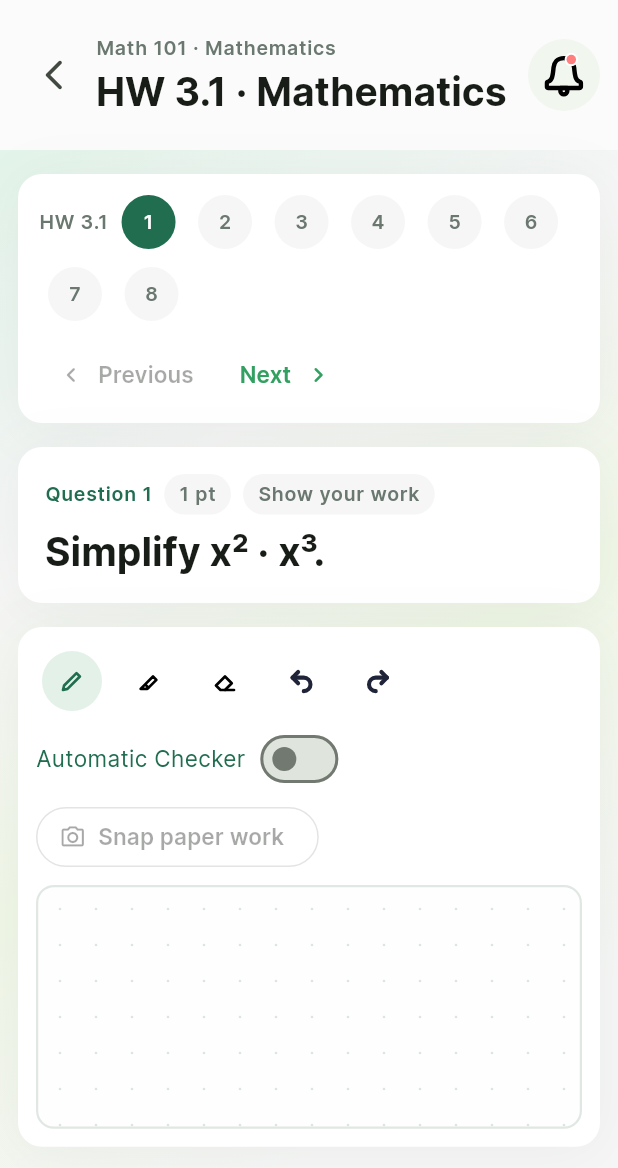
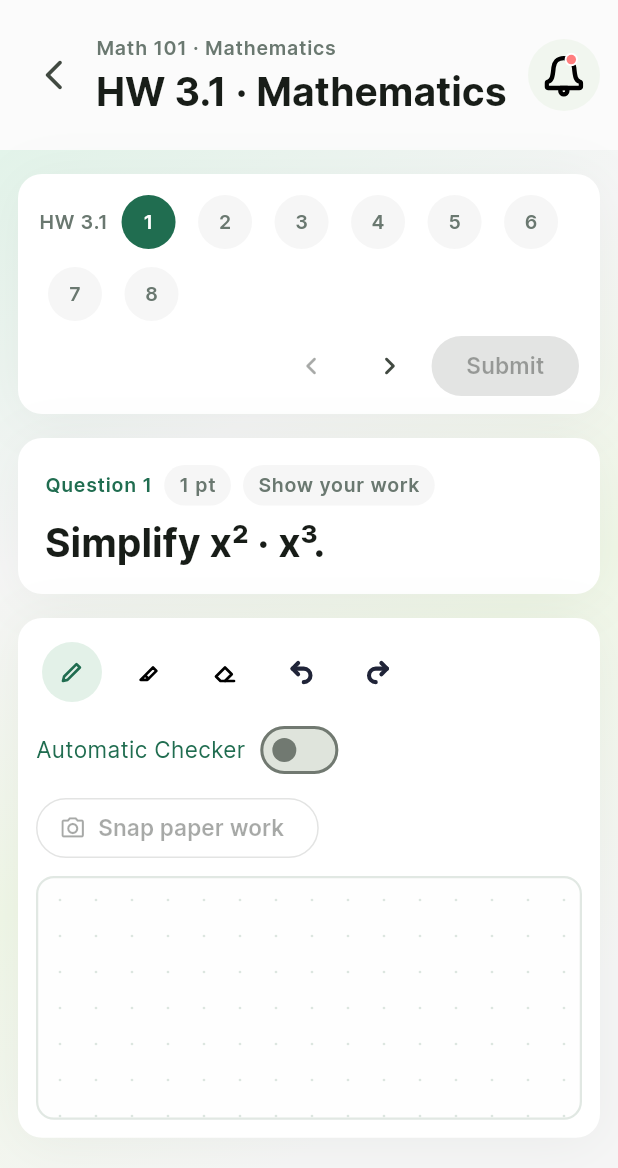
Before and after one commit to opsst/PromptLearn, a Flutter app: the StudentHomeworkView widget shown alone on an empty page, opened directly with empty values, on a phone screen of 412 x 824 dp. Shown: the top 1168 px of the screen. Run offline on Flutter 3.47's test engine with Material 3 defaults, Android fonts, the phone set to English and light mode, and no system bars; our stand-ins replace flutter_svg, material_ui, shared_preferences; accounts and stored records are empty.

Commit message:
Enable homework submission after every question has work

```diff
--- a/frontend/lib/ui/features/assessment/views/student_homework_view.dart
+++ b/frontend/lib/ui/features/assessment/views/student_homework_view.dart
@@ -141,6 +141,14 @@ class _StudentHomeworkViewState extends State<StudentHomeworkView> {
     _scheduleCheck();
   }
 
+  void _submitHomework() {
+    if (_pointer != null || !_notebook.canSubmit) return;
+    setState(_notebook.submit);
+    ScaffoldMessenger.of(context).showSnackBar(
+      const SnackBar(content: Text('Homework submitted for this session.')),
+    );
+  }
+
   Future<void> _check() async {
     if (_checking || _pointer != null || !_draft.content.hasWork) return;
     _stopTimer();
@@ -234,7 +242,13 @@ class _StudentHomeworkViewState extends State<StudentHomeworkView> {
               child: Column(
                 crossAxisAlignment: CrossAxisAlignment.stretch,
                 children: [
-                  _ProgressCard(notebook: _notebook, onSelect: _selectQuestion),
+                  _ProgressCard(
+                    notebook: _notebook,
+                    onSelect: _selectQuestion,
+                    onSubmit: _pointer == null && _notebook.canSubmit
+                        ? _submitHomework
+                        : null,
+                  ),
                   const SizedBox(height: 16),
                   _HomeworkCard(
                     padding: const EdgeInsets.all(18),
@@ -509,23 +523,21 @@ class _HomeworkHeader extends StatelessWidget {
 }
 
 class _ProgressCard extends StatelessWidget {
-  const _ProgressCard({required this.notebook, required this.onSelect});
+  const _ProgressCard({
+    required this.notebook,
+    required this.onSelect,
+    required this.onSubmit,
+  });
 
   final HomeworkNotebook notebook;
   final ValueChanged<int> onSelect;
+  final VoidCallback? onSubmit;
 
   @override
   Widget build(BuildContext context) {
     final text = Theme.of(context).textTheme;
-    return _HomeworkCard(
-      padding: const EdgeInsets.symmetric(horizontal: 14, vertical: 8),
-      child: Wrap(
-        spacing: 12,
-        runSpacing: 6,
-        alignment: WrapAlignment.spaceBetween,
-        crossAxisAlignment: WrapCrossAlignment.center,
-        children: [
-          Wrap(
+    final activeIndex = notebook.activeIndex;
+    final questions = Wrap(
       spacing: 3,
       crossAxisAlignment: WrapCrossAlignment.center,
       children: [
@@ -533,16 +545,12 @@ class _ProgressCard extends StatelessWidget {
           'HW 3.1',
           style: text.labelSmall?.copyWith(color: AppColors.mutedText),
         ),
-              for (
-                var index = 0;
-                index < HomeworkNotebook.questions.length;
-                index++
-              )
+        for (var index = 0; index < HomeworkNotebook.questions.length; index++)
           IconButton(
             tooltip: 'Question ${index + 1}',
-                  isSelected: index == notebook.activeIndex,
+            isSelected: index == activeIndex,
             style: IconButton.styleFrom(
-                    backgroundColor: index == notebook.activeIndex
+              backgroundColor: index == activeIndex
                   ? _greenInk
                   : notebook.hasWorkAt(index)
                   ? const Color(0xFFE3F1E8)
@@ -554,36 +562,60 @@ class _ProgressCard extends StatelessWidget {
             icon: Text(
               '${index + 1}',
               style: text.labelSmall?.copyWith(
-                      color: index == notebook.activeIndex
+                color: index == activeIndex
                     ? Colors.white
                     : AppColors.mutedText,
               ),
             ),
           ),
       ],
+    );
+    final actions = Wrap(
+      spacing: 4,
+      alignment: WrapAlignment.end,
+      crossAxisAlignment: WrapCrossAlignment.center,
+      children: [
+        IconButton(
+          tooltip: 'Previous question',
+          onPressed: activeIndex > 0 ? () => onSelect(activeIndex - 1) : null,
+          icon: const Icon(Icons.chevron_left_rounded),
         ),
-          Wrap(
-            spacing: 4,
-            children: [
-              TextButton.icon(
-                onPressed: notebook.activeIndex > 0
-                    ? () => onSelect(notebook.activeIndex - 1)
+        IconButton(
+          tooltip: 'Next question',
+          onPressed: activeIndex < HomeworkNotebook.questions.length - 1
+              ? () => onSelect(activeIndex + 1)
               : null,
-                icon: const Icon(Icons.chevron_left_rounded, size: 20),
-                label: const Text('Previous'),
+          icon: const Icon(Icons.chevron_right_rounded),
         ),
-              TextButton.icon(
-                onPressed:
-                    notebook.activeIndex < HomeworkNotebook.questions.length - 1
-                    ? () => onSelect(notebook.activeIndex + 1)
-                    : null,
-                iconAlignment: IconAlignment.end,
-                icon: const Icon(Icons.chevron_right_rounded, size: 20),
-                label: const Text('Next'),
+        FilledButton(
+          onPressed: onSubmit,
+          style: FilledButton.styleFrom(
+            backgroundColor: Colors.black,
+            foregroundColor: Colors.white,
+          ),
+          child: Text(notebook.submitted ? 'Submitted' : 'Submit'),
         ),
       ],
-          ),
+    );
+
+    return _HomeworkCard(
+      padding: const EdgeInsets.symmetric(horizontal: 14, vertical: 8),
+      child: LayoutBuilder(
+        builder: (context, constraints) {
+          if (constraints.maxWidth < 660) {
+            return Column(
+              crossAxisAlignment: CrossAxisAlignment.stretch,
+              children: [questions, actions],
+            );
+          }
+          return Row(
+            children: [
+              Expanded(child: questions),
+              const SizedBox(width: 12),
+              actions,
             ],
+          );
+        },
       ),
     );
   }
--- a/frontend/lib/ui/features/assessment/widgets/homework_notebook.dart
+++ b/frontend/lib/ui/features/assessment/widgets/homework_notebook.dart
@@ -128,9 +128,31 @@ class HomeworkNotebook {
   int activeIndex = 0;
   bool automatic = false;
   final _drafts = <int, HomeworkDraft>{};
+  List<PaperContent>? _submittedWork;
 
   HomeworkDraft get draft =>
       _drafts.putIfAbsent(activeIndex, HomeworkDraft.new);
 
   bool hasWorkAt(int index) => _drafts[index]?.content.hasWork ?? false;
+
+  bool get submitted {
+    final submitted = _submittedWork;
+    if (submitted == null) return false;
+    for (var index = 0; index < questions.length; index++) {
+      if (_drafts[index]?.content != submitted[index]) return false;
+    }
+    return true;
+  }
+
+  bool get canSubmit =>
+      !submitted && Iterable<int>.generate(questions.length).every(hasWorkAt);
+
+  bool submit() {
+    if (!canSubmit) return false;
+    _submittedWork = [
+      for (var index = 0; index < questions.length; index++)
+        _drafts[index]!.content,
+    ];
+    return true;
+  }
 }
```
Also changed, not shown: 2 other files. Lines whose indentation alone changed are shown as unchanged.
